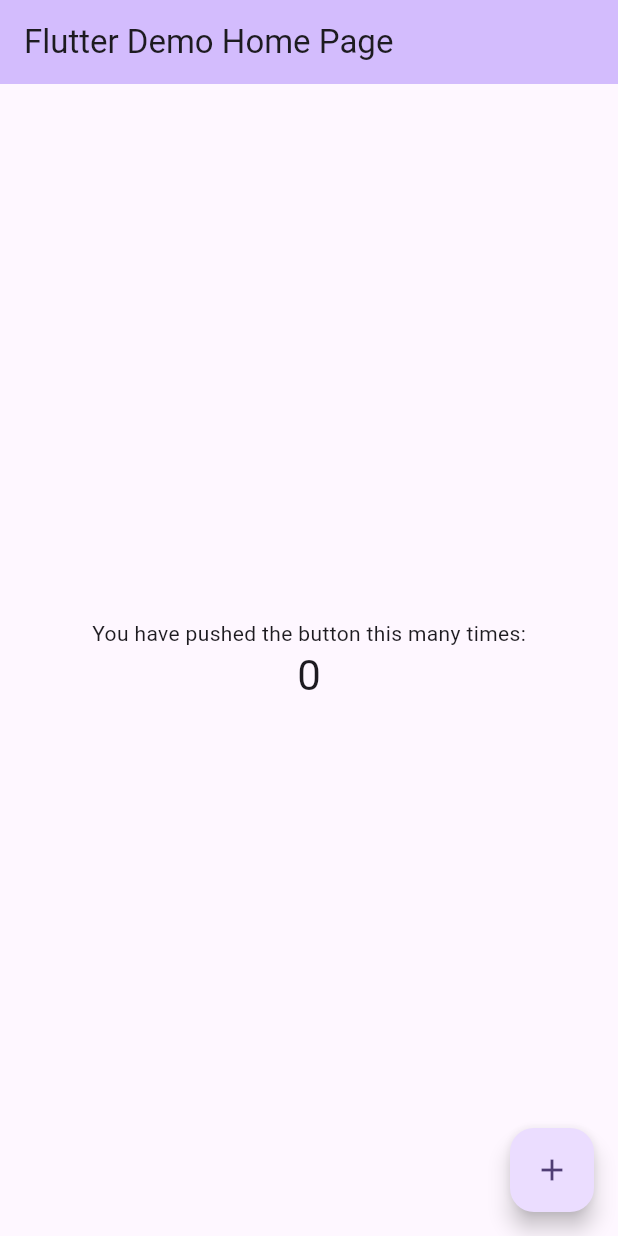
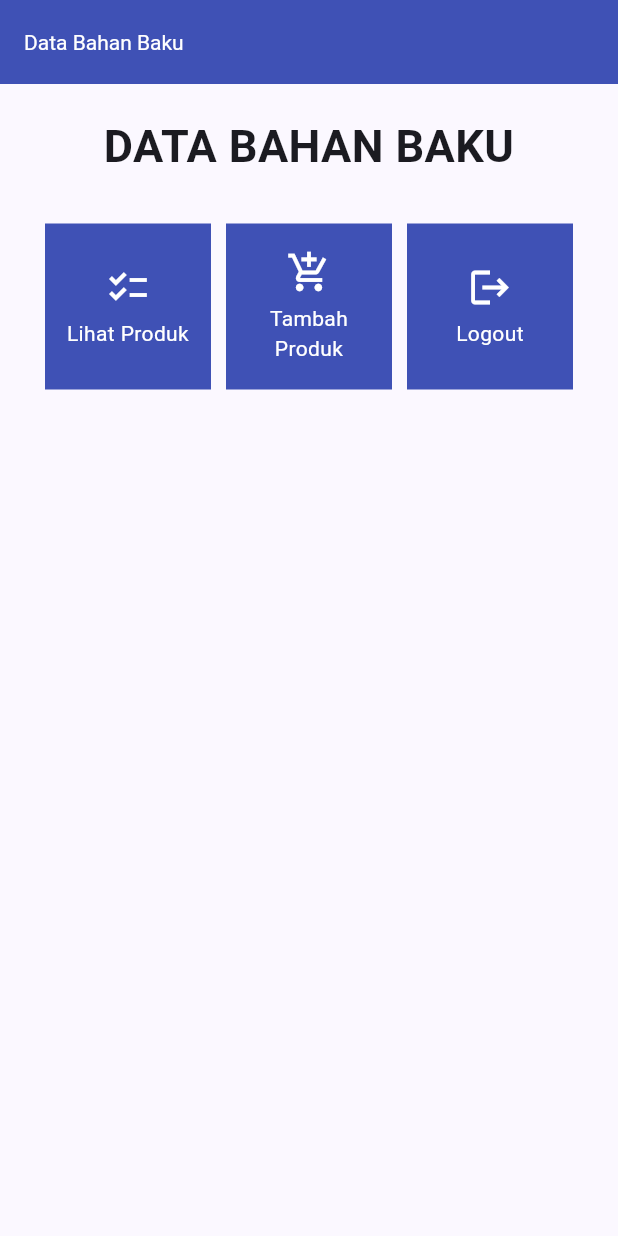
Before and after one commit to aryanstya/bahan-baku-mobile, a Flutter app: the screen it shows after launch, on a phone screen of 412 x 824 dp. Run offline on Flutter 3.47's test engine with Material 2 defaults, Android fonts, the light colour scheme and no system bars.

Commit message:
Tugas 7 PBP

```diff
--- a/lib/main.dart
+++ b/lib/main.dart
@@ -1,4 +1,5 @@
 import 'package:flutter/material.dart';
+import 'package:bahan_baku/menu.dart';
 
 void main() {
   runApp(const MyApp());
@@ -28,98 +29,10 @@
         //
         // This works for code too, not just values: Most code changes can be
         // tested with just a hot reload.
-        colorScheme: ColorScheme.fromSeed(seedColor: Colors.deepPurple),
+        colorScheme: ColorScheme.fromSeed(seedColor: Colors.indigo),
         useMaterial3: true,
       ),
-      home: const MyHomePage(title: 'Flutter Demo Home Page'),
+      home: const MyHomePage(),
     );
   }
 }
-
-class MyHomePage extends StatefulWidget {
-  const MyHomePage({super.key, required this.title});
-
-  // This widget is the home page of your application. It is stateful, meaning
-  // that it has a State object (defined below) that contains fields that affect
-  // how it looks.
-
-  // This class is the configuration for the state. It holds the values (in this
-  // case the title) provided by the parent (in this case the App widget) and
-  // used by the build method of the State. Fields in a Widget subclass are
-  // always marked "final".
-
-  final String title;
-
-  @override
-  State<MyHomePage> createState() => _MyHomePageState();
-}
-
-class _MyHomePageState extends State<MyHomePage> {
-  int _counter = 0;
-
-  void _incrementCounter() {
-    setState(() {
-      // This call to setState tells the Flutter framework that something has
-      // changed in this State, which causes it to rerun the build method below
-      // so that the display can reflect the updated values. If we changed
-      // _counter without calling setState(), then the build method would not be
-      // called again, and so nothing would appear to happen.
-      _counter++;
-    });
-  }
-
-  @override
-  Widget build(BuildContext context) {
-    // This method is rerun every time setState is called, for instance as done
-    // by the _incrementCounter method above.
-    //
-    // The Flutter framework has been optimized to make rerunning build methods
-    // fast, so that you can just rebuild anything that needs updating rather
-    // than having to individually change instances of widgets.
-    return Scaffold(
-      appBar: AppBar(
-        // TRY THIS: Try changing the color here to a specific color (to
-        // Colors.amber, perhaps?) and trigger a hot reload to see the AppBar
-        // change color while the other colors stay the same.
-        backgroundColor: Theme.of(context).colorScheme.inversePrimary,
-        // Here we take the value from the MyHomePage object that was created by
-        // the App.build method, and use it to set our appbar title.
-        title: Text(widget.title),
-      ),
-      body: Center(
-        // Center is a layout widget. It takes a single child and positions it
-        // in the middle of the parent.
-        child: Column(
-          // Column is also a layout widget. It takes a list of children and
-          // arranges them vertically. By default, it sizes itself to fit its
-          // children horizontally, and tries to be as tall as its parent.
-          //
-          // Column has various properties to control how it sizes itself and
-          // how it positions its children. Here we use mainAxisAlignment to
-          // center the children vertically; the main axis here is the vertical
-          // axis because Columns are vertical (the cross axis would be
-          // horizontal).
-          //
-          // TRY THIS: Invoke "debug painting" (choose the "Toggle Debug Paint"
-          // action in the IDE, or press "p" in the console), to see the
-          // wireframe for each widget.
-          mainAxisAlignment: MainAxisAlignment.center,
-          children: <Widget>[
-            const Text(
-              'You have pushed the button this many times:',
-            ),
-            Text(
-              '$_counter',
-              style: Theme.of(context).textTheme.headlineMedium,
-            ),
-          ],
-        ),
-      ),
-      floatingActionButton: FloatingActionButton(
-        onPressed: _incrementCounter,
-        tooltip: 'Increment',
-        child: const Icon(Icons.add),
-      ), // This trailing comma makes auto-formatting nicer for build methods.
-    );
-  }
-}
--- /dev/null
+++ b/lib/menu.dart
@@ -0,0 +1,123 @@
+import 'package:flutter/material.dart';
+
+void main() {
+  runApp(const MaterialApp(
+    home: const MyHomePage(),
+  ));
+}
+
+class MyHomePage extends StatefulWidget {
+  const MyHomePage({Key? key}) : super(key: key);
+
+  @override
+  _MyHomePageState createState() => _MyHomePageState();
+}
+
+class _MyHomePageState extends State<MyHomePage> {
+  int _counter = 0;
+
+  final List<ShopItem> items = [
+    ShopItem("Lihat Produk", Icons.checklist),
+    ShopItem("Tambah Produk", Icons.add_shopping_cart),
+    ShopItem("Logout", Icons.logout),
+  ];
+
+  @override
+  Widget build(BuildContext context) {
+    return Scaffold(
+        appBar: AppBar(
+        title: Text('Data Bahan Baku'),
+        titleTextStyle: TextStyle(
+            color: Colors.white,
+        ),
+        backgroundColor: Colors.indigo,
+        ),
+      body: SingleChildScrollView(
+        child: Padding(
+          padding: const EdgeInsets.all(10.0),
+          child: Column(
+            children: <Widget>[
+              const Padding(
+                padding: EdgeInsets.only(top: 10.0, bottom: 10.0),
+                child: Text(
+                  'DATA BAHAN BAKU',
+                  textAlign: TextAlign.center,
+                  style: TextStyle(
+                    fontSize: 30,
+                    fontWeight: FontWeight.bold,
+                  ),
+                ),
+              ),
+              GridView.count(
+                primary: true,
+                padding: const EdgeInsets.all(20),
+                crossAxisSpacing: 10,
+                mainAxisSpacing: 10,
+                crossAxisCount: 3,
+                shrinkWrap: true,
+                children: items.map((ShopItem item) {
+                  return ShopCard(item);
+                }).toList(),
+              ),
+            ],
+          ),
+        ),
+      ),
+    );
+  }
+
+  void _incrementCounter() {
+    setState(() {
+      _counter++;
+    });
+  }
+}
+
+class ShopItem {
+  final String name;
+  final IconData icon;
+
+  ShopItem(this.name, this.icon);
+}
+
+class ShopCard extends StatelessWidget {
+  final ShopItem item;
+
+  const ShopCard(this.item, {Key? key}) : super(key: key);
+
+  @override
+  Widget build(BuildContext context) {
+    return Material(
+      color: Colors.indigo,
+      child: InkWell(
+        onTap: () {
+          ScaffoldMessenger.of(context)
+            ..hideCurrentSnackBar()
+            ..showSnackBar(SnackBar(
+                content: Text("Kamu telah menekan tombol ${item.name}!")));
+        },
+        child: Container(
+          padding: const EdgeInsets.all(8),
+          child: Center(
+            child: Column(
+              mainAxisAlignment: MainAxisAlignment.center,
+              children: [
+                Icon(
+                  item.icon,
+                  color: Colors.white,
+                  size: 30.0,
+                ),
+                const Padding(padding: EdgeInsets.all(3)),
+                Text(
+                  item.name,
+                  textAlign: TextAlign.center,
+                  style: const TextStyle(color: Colors.white),
+                ),
+              ],
+            ),
+          ),
+        ),
+      ),
+    );
+  }
+}
```
